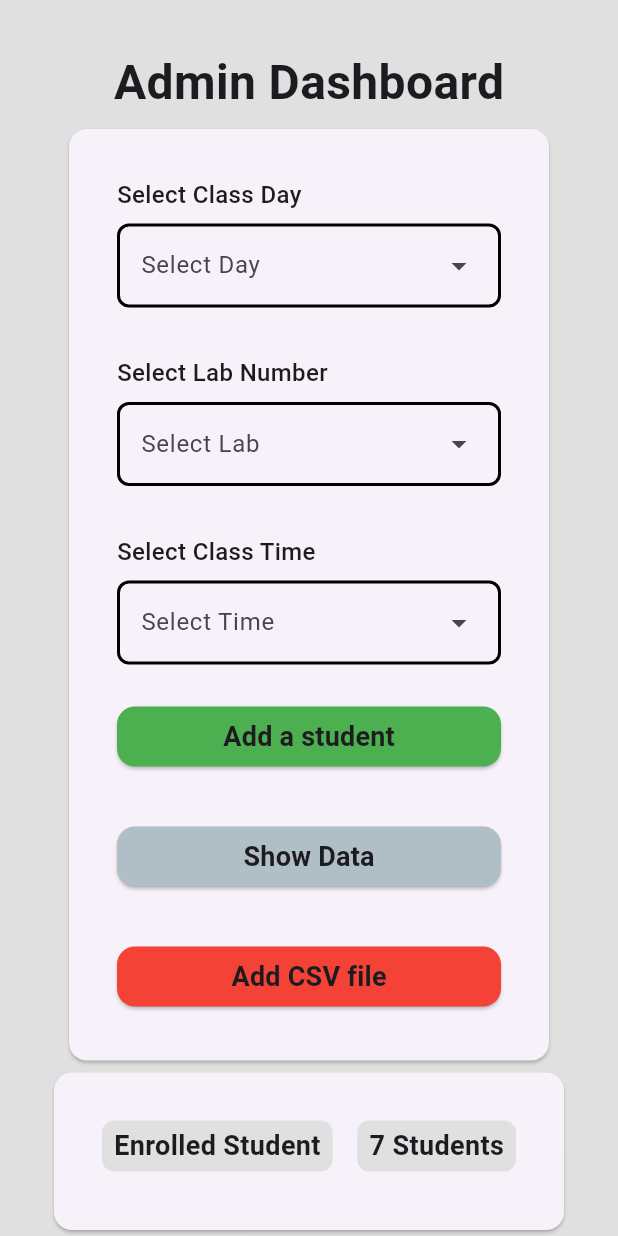
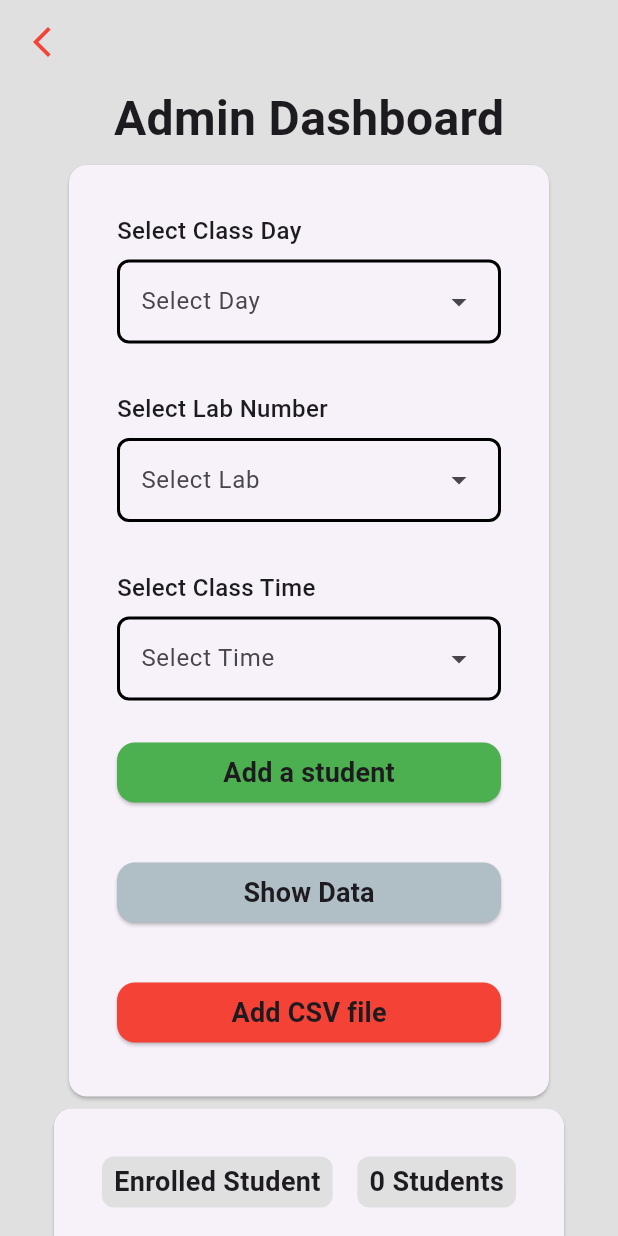
Before and after one commit to MuazRahman/ntc_attendance_system, a Flutter app: the AdminPanelScreen screen opened directly, after a tap on "Show Data", on a phone screen of 412 x 824 dp. Run offline on Flutter 3.47's test engine with Material 3 defaults, Android fonts, the phone set to English and light mode, and no system bars; our stand-ins replace flutter_dotenv, flutter_svg, get, supabase_flutter; accounts and stored records are empty.

Commit message:
admin_panel_screen -> show Student list functionality added

```diff
--- a/lib/admin_panel/admin_login_screen.dart
+++ b/lib/admin_panel/admin_login_screen.dart
@@ -84,7 +84,7 @@ class _AdminLoginScreenState extends State<AdminLoginScreen> {
                       onPressed: () {
                         if (_formKey.currentState!.validate()) {
                           // TODO: Move to admin panel;
-                          Get.off(AdminPanelScreen());
+                          Get.off(() =>  AdminPanelScreen());
                         }
                         else if (_usernameController.text.isEmpty || _passwordController.text.isEmpty) {
 
@@ -106,7 +106,7 @@ class _AdminLoginScreenState extends State<AdminLoginScreen> {
                     ),
                     const SizedBox(height: 20),
                     Center(
-                        child: Text("Login is required only for admins, Teachers don’t need to Login!", textAlign: TextAlign.center, style: TextStyle(color: Colors.grey),),
+                        child: Text("Login is required only for admins, Teachers don’t need to Login!", textAlign: TextAlign.center, style: TextStyle(color: Colors.grey, fontWeight: FontWeight.normal),),
                     ),
                   ],
                 ),
--- a/lib/admin_panel/admin_panel_screen.dart
+++ b/lib/admin_panel/admin_panel_screen.dart
@@ -2,9 +2,10 @@ import 'package:flutter/material.dart';
 import 'package:get/get.dart';
 import 'package:ntc_sas/admin_panel/add_csv_file_screen.dart';
 import 'package:ntc_sas/admin_panel/add_single_student_screen.dart';
+import 'package:ntc_sas/student_list/controller/student_list_controller.dart';
 import 'controller/admin_panel_controller.dart';
 
-class AdminPanelScreen extends StatelessWidget {
+class AdminPanelScreen extends StatefulWidget {
    const AdminPanelScreen({super.key});
 
   static const ButtonStyle _buttonStyle = ButtonStyle(
@@ -14,9 +15,16 @@ class AdminPanelScreen extends StatelessWidget {
   );
 
   @override
+  State<AdminPanelScreen> createState() => _AdminPanelScreenState();
+}
+
+class _AdminPanelScreenState extends State<AdminPanelScreen> {
+
+  final AdminPanelController adminPanelController = Get.find<AdminPanelController>();
+  final StudentListController studentListController = Get.find<StudentListController>();
+
+  @override
   Widget build(BuildContext context) {
-    final AdminPanelController adminPanelController = Get.find<AdminPanelController>();
-
     final screenWidth = MediaQuery.of(context).size.width;
 
     // Example threshold: make card wider if screen is > 1200 px
@@ -25,11 +33,22 @@ class AdminPanelScreen extends StatelessWidget {
         : null;
 
     return Scaffold(
+      appBar: AppBar(
+        backgroundColor: Colors.grey.shade300,
+        leading: IconButton(
+          onPressed: () {
+            Get.back();
+          },
+          color: Colors.red,
+          icon: Icon(Icons.arrow_back_ios_new_outlined,),
+        ),
+      ),
       // full screen padding
-      body: Column(
+      body: SingleChildScrollView(
+        child: Column(
           crossAxisAlignment: CrossAxisAlignment.start,
           children: [
-          const SizedBox(height: 32),
+            // const SizedBox(height: 32),
             const Center(
               child: Text(
                 'Admin Dashboard',
@@ -85,12 +104,22 @@ class AdminPanelScreen extends StatelessWidget {
                                     backgroundColor: Colors.green.shade500,
                                   ),
                                   child: Text(
-                                  'Add a student', style: TextTheme.of(context).titleMedium!.copyWith(fontSize: 18, fontWeight: FontWeight.w600,),),
+                                    'Add a student', style: Theme.of(context).textTheme.titleMedium!.copyWith(fontSize: 18, fontWeight: FontWeight.w600,),),
                                 ),
                                 // Show Data button
                                 ElevatedButton(
-                                onPressed: () {
+                                  onPressed: () async{
                                     // TODO: Show student list functionality
+                                    //  await studentListController.getStudentList(
+                                    //     labNo: adminPanelController.selectedLabNo.toString(),
+                                    //     classTime: adminPanelController.selectedClassTime.toString(),
+                                    //     classDay: adminPanelController.selectedClassDay.toString(),
+                                    // );
+                                    await studentListController.getStudentList(
+                                        labNo: adminPanelController.selectedLabNo.toString(),
+                                        classTime: adminPanelController.selectedClassTime.toString(),
+                                        classDay: adminPanelController.selectedClassDay.toString());
+                                     setState(() {});
                                   },
                                   style: ElevatedButton.styleFrom(
                                     shape: RoundedRectangleBorder
@@ -99,7 +128,7 @@ class AdminPanelScreen extends StatelessWidget {
                                     backgroundColor: Colors.blueGrey.shade200,
                                   ),
                                   child: Text(
-                                  'Show Data', style: TextTheme.of(context).titleMedium!.copyWith(fontSize: 18, fontWeight: FontWeight.w600,),),
+                                    'Show Data', style: Theme.of(context).textTheme.titleMedium!.copyWith(fontSize: 18, fontWeight: FontWeight.w600,),),
                                 ),
                                 // Add student csv button
                                 ElevatedButton(
@@ -114,7 +143,7 @@ class AdminPanelScreen extends StatelessWidget {
                                     backgroundColor: Colors.red.shade500,
                                   ),
                                   child: Text(
-                                  'Add CSV file', style: TextTheme.of(context).titleMedium!.copyWith(fontSize: 18, fontWeight: FontWeight.w600,),),
+                                    'Add CSV file', style: Theme.of(context).textTheme.titleMedium!.copyWith(fontSize: 18, fontWeight: FontWeight.w600,),),
                                 ),
 
                               ],
@@ -133,12 +162,12 @@ class AdminPanelScreen extends StatelessWidget {
             buildShowStudentList(cardWidth),
           ],
         ),
+      ),
     );
   }
 
   Widget buildShowStudentList(double? cardWidth) {
-    return Expanded(
-            child: Center(
+    return Center(
       child: Padding(
         padding: const EdgeInsets.symmetric(horizontal: 32),
         child: Card(
@@ -176,7 +205,7 @@ class AdminPanelScreen extends StatelessWidget {
                               ),
                               child: Padding(
                                 padding: const EdgeInsets.symmetric(horizontal: 8, vertical: 4),
-                                        child: Text('7 Students',
+                                child: Text('${studentListController.studentList.length} Students',
                                   style: TextStyle(fontSize: 18,
                                     fontWeight: FontWeight.w600,),
                                 ),
@@ -185,24 +214,23 @@ class AdminPanelScreen extends StatelessWidget {
                           ],
                         ),
                         // list of student
-                                Expanded(
-                                  child: ListView.builder(
-                                      itemCount: 7,
+                        ListView.builder(
+                            shrinkWrap: true,
+                            physics: const NeverScrollableScrollPhysics(),
+                            itemCount: studentListController.studentList.length,
                             itemBuilder: (context, index) {
                               return ListTile(
                                 leading: Text('${index+1}. ', style: TextStyle(fontSize: 16),),
-                                          title: Text('370${index+1}'),
-                                          subtitle: Text('Name of student'),
+                                title: Text('${studentListController.studentList[index]['student_roll']}'),
+                                subtitle: Text('${studentListController.studentList[index]['student_name']}'),
                               );
                             }
-                                  ),
                         ),
                       ],
                     ),
                   ),
                 );
               },
-                    ),
             ),
           ),
         ),
@@ -245,7 +273,7 @@ class AdminPanelScreen extends StatelessWidget {
                     (time) => DropdownMenuEntry(
                       value: time,
                       label: time,
-                      style: _buttonStyle,
+                      style: AdminPanelScreen._buttonStyle,
                     ),
                   )
                   .toList(),
@@ -290,17 +318,17 @@ class AdminPanelScreen extends StatelessWidget {
                 DropdownMenuEntry(
                   value: 'Lab1',
                   label: 'Lab1',
-                  style: _buttonStyle,
+                  style: AdminPanelScreen._buttonStyle,
                 ),
                 DropdownMenuEntry(
                   value: 'Lab2',
                   label: 'Lab2',
-                  style: _buttonStyle,
+                  style: AdminPanelScreen._buttonStyle,
                 ),
                 DropdownMenuEntry(
                   value: 'Lab3',
                   label: 'Lab3',
-                  style: _buttonStyle,
+                  style: AdminPanelScreen._buttonStyle,
                 ),
               ],
             ),
@@ -343,12 +371,12 @@ class AdminPanelScreen extends StatelessWidget {
               dropdownMenuEntries: const [
                 DropdownMenuEntry(
                   value: 'Saturday',
-                  style: _buttonStyle,
+                  style: AdminPanelScreen._buttonStyle,
                   label: 'Saturday',
                 ),
                 DropdownMenuEntry(
                   value: 'Sunday',
-                  style: _buttonStyle,
+                  style: AdminPanelScreen._buttonStyle,
                   label: 'Sunday',
                 ),
               ],
--- a/lib/admin_panel/controller/admin_panel_controller.dart
+++ b/lib/admin_panel/controller/admin_panel_controller.dart
@@ -13,4 +13,5 @@ class AdminPanelController extends GetxController {
   final RxnString selectedClassDay = RxnString();
   final RxnString selectedLabNo = RxnString();
   final RxnString selectedClassTime = RxnString();
+
 }
--- a/lib/app.dart
+++ b/lib/app.dart
@@ -1,6 +1,6 @@
 import 'package:flutter/material.dart';
 import 'package:get/get.dart';
-import 'admin_panel/admin_panel_screen.dart';
+import 'package:ntc_sas/splash_screen.dart';
 import 'package:ntc_sas/utils/controller_binder.dart';
 
 class NtcSas extends StatelessWidget {
@@ -24,8 +24,7 @@ class NtcSas extends StatelessWidget {
         ),
       ),
       debugShowCheckedModeBanner: false,
-      // home: const SplashScreen(),
-      home: const AdminPanelScreen(),
+      home: const SplashScreen(),
     );
   }
 }
--- a/lib/student_list/controller/student_list_controller.dart
+++ b/lib/student_list/controller/student_list_controller.dart
@@ -23,6 +23,7 @@ class StudentListController extends GetxController {
         .eq('class_time', classTime)
         .eq('class_day', classDay)
         .order('student_roll', ascending: true);
+    print(response);
 
     for (var i in response as List) {
       final data = Student.fromJson(i);
```
Lines whose indentation alone changed are shown as unchanged.
